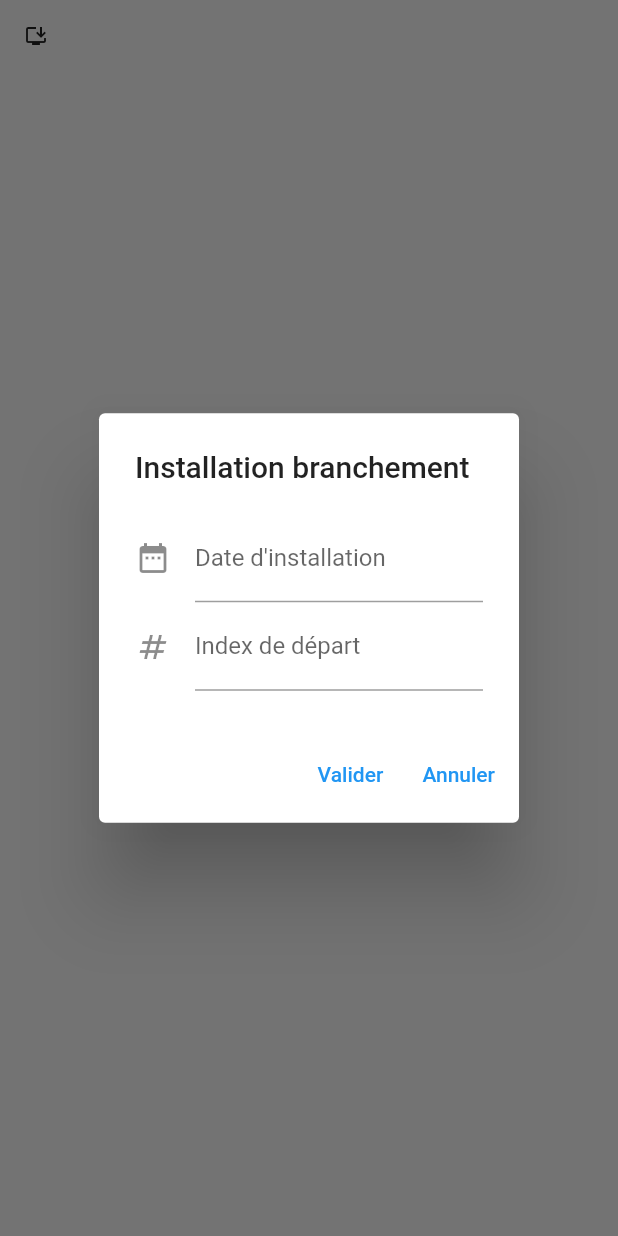
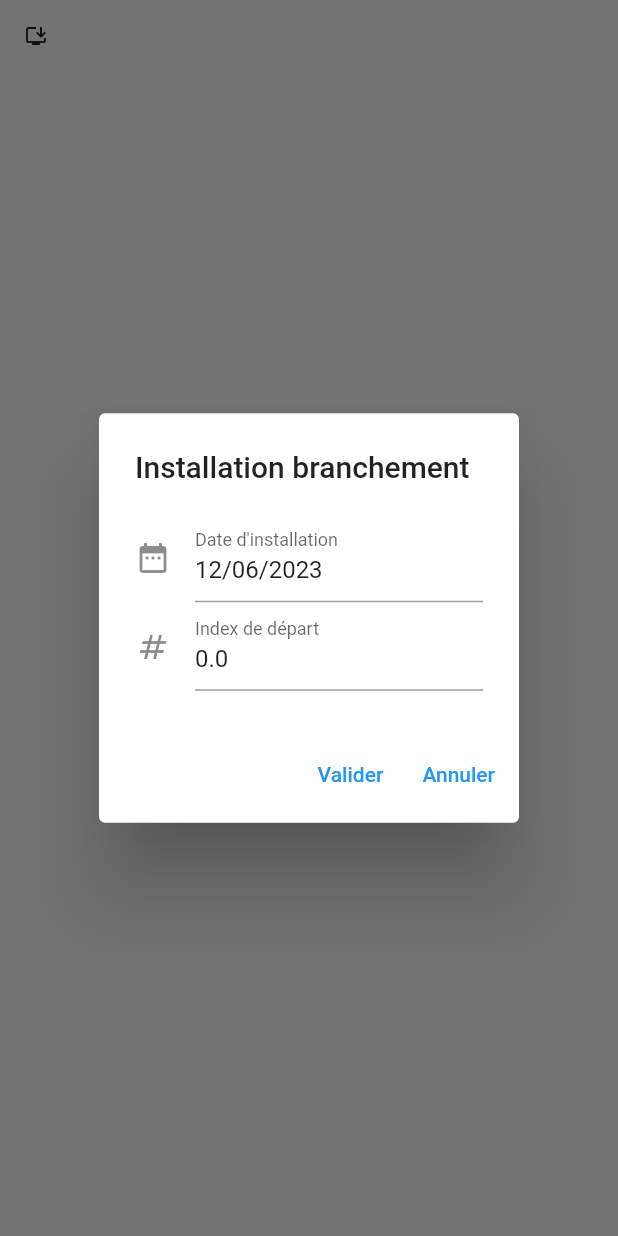
Before and after one commit to narisraz/bluetouch-flutter, a Flutter app: the IconInstallBranchement widget shown alone on an empty page, opened directly with empty values, after a tap on the "install desktop" icon, on a phone screen of 412 x 824 dp. Run offline on Flutter 3.47's test engine with Material 2 defaults, Android fonts, the phone set to English and light mode, and no system bars; our stand-ins replace cloud_firestore, equatable, firebase_core, flutter_bloc; accounts and stored records are empty.

Commit message:
Create branchement bloc

```diff
--- /dev/null
+++ b/lib/branchement/bloc/branchement_bloc.dart
@@ -0,0 +1,42 @@
+import 'dart:async';
+
+import 'package:bluetouch/branchement/bloc/branchement_event.dart';
+import 'package:bluetouch/branchement/bloc/branchement_state.dart';
+import 'package:bluetouch/branchement/repository/branchement_repository.dart';
+import 'package:flutter/material.dart';
+import 'package:flutter_bloc/flutter_bloc.dart';
+
+class BranchementBloc extends Bloc<BranchementEvent, BranchementState> {
+  final BuildContext context;
+  late final BranchementRepository branchementRepository;
+
+  BranchementBloc(this.context): super(const BranchementState()) {
+    branchementRepository = RepositoryProvider.of<BranchementRepository>(context);
+    on<BranchementEventGetOne>(_onGetOneBranchement);
+    on<BranchementEventAdd>(_onAddBranchement);
+  }
+
+  FutureOr<void> _onGetOneBranchement(BranchementEventGetOne event, Emitter<BranchementState> emit) async {
+    try {
+      var branchement = await branchementRepository.getByClientId(event.clientId);
+      emit(BranchementState(
+        branchementStatus: BranchementStatus.success,
+        branchement: branchement
+      ));
+    } catch (e) {
+      emit(const BranchementState(
+        branchementStatus: BranchementStatus.failure
+      ));
+    }
+  }
+
+  FutureOr<void> _onAddBranchement(BranchementEventAdd event, Emitter<BranchementState> emit) async {
+    try {
+      await branchementRepository.add(event.clientId, event.date, event.startIndex);
+    } catch (e) {
+      emit(const BranchementState(
+          branchementStatus: BranchementStatus.failure
+      ));
+    }
+  }
+}
--- /dev/null
+++ b/lib/branchement/bloc/branchement_event.dart
@@ -0,0 +1,16 @@
+class BranchementEvent {
+  const BranchementEvent();
+}
+
+class BranchementEventGetOne extends BranchementEvent {
+  final String clientId;
+
+  BranchementEventGetOne({required this.clientId});
+}
+class BranchementEventAdd extends BranchementEvent {
+  final String clientId;
+  final DateTime date;
+  final double startIndex;
+
+  BranchementEventAdd(this.clientId, this.date, this.startIndex);
+}
--- /dev/null
+++ b/lib/branchement/bloc/branchement_state.dart
@@ -0,0 +1,18 @@
+import 'package:bluetouch/client/models/branchement.dart';
+import 'package:equatable/equatable.dart';
+
+enum BranchementStatus {initial, success, failure}
+
+class BranchementState extends Equatable {
+
+  final BranchementStatus branchementStatus;
+  final Branchement? branchement;
+
+  const BranchementState({
+    this.branchement,
+    this.branchementStatus = BranchementStatus.initial
+  });
+
+  @override
+  List<Object?> get props => [];
+}
--- /dev/null
+++ b/lib/branchement/repository/branchement_repository.dart
@@ -0,0 +1,6 @@
+import 'package:bluetouch/client/models/branchement.dart';
+
+abstract class BranchementRepository {
+  Future<Branchement?> getByClientId(String clientId);
+  Future<void> add(String clientId, DateTime date, double startIndex);
+}
--- a/lib/client/bloc/client_list_event.dart
+++ b/lib/client/bloc/client_list_event.dart
@@ -18,10 +18,3 @@ class ClientListEventUpdateCategory extends ClientListEvent {
 
   ClientListEventUpdateCategory(this.id, this.category);
 }
-class ClientListEventInstallBranchement extends ClientListEvent {
-  final String clientId;
-  final DateTime date;
-  final double startIndex;
-
-  ClientListEventInstallBranchement(this.clientId, this.date, this.startIndex);
-}
--- a/lib/client/components/icon_install_branchement.dart
+++ b/lib/client/components/icon_install_branchement.dart
@@ -1,6 +1,9 @@
-import 'package:bluetouch/client/bloc/client_list_bloc.dart';
-import 'package:bluetouch/client/bloc/client_list_event.dart';
+import 'package:bluetouch/branchement/bloc/branchement_bloc.dart';
+import 'package:bluetouch/branchement/bloc/branchement_event.dart';
+import 'package:bluetouch/branchement/bloc/branchement_state.dart';
+import 'package:bluetouch/branchement/repository/branchement_repository.dart';
 import 'package:bluetouch/client/models/client.dart';
+import 'package:bluetouch/data/branchement_firestore_repository.dart';
 import 'package:flutter/material.dart';
 import 'package:flutter_bloc/flutter_bloc.dart';
 import 'package:intl/intl.dart';
@@ -8,11 +11,9 @@ import 'package:intl/intl.dart';
 class IconInstallBranchement extends StatelessWidget {
   const IconInstallBranchement({
     super.key,
-    required BuildContext context,
     required Client client,
-  }) : _context = context, _client = client;
+  }) : _client = client;
 
-  final BuildContext _context;
   final Client _client;
 
   @override
@@ -26,9 +27,30 @@ class IconInstallBranchement extends StatelessWidget {
             TextEditingController dateController = TextEditingController();
             TextEditingController indexController = TextEditingController();
 
-          showDialog(context: _context, builder: (context) => AlertDialog(
+            showDialog(context: context, builder: (context) => RepositoryProvider<BranchementRepository>(
+              create: (BuildContext context) => BranchementFirestoreRepository(),
+              child: BlocProvider(
+                create: (BuildContext context) => BranchementBloc(context)..add(BranchementEventGetOne(clientId: _client.id!)),
+                child: BlocBuilder<BranchementBloc, BranchementState>(
+                  builder: (context, state) {
+                    return AlertDialog(
                       title: const Text("Installation branchement"),
-            content: Form(
+                      content: Builder(
+                        builder: (context) {
+                          switch (state.branchementStatus) {
+                            case BranchementStatus.initial:
+                              return Wrap(
+                                children: const [
+                                  Center(child: CircularProgressIndicator()),
+                                ],
+                              );
+                            case BranchementStatus.failure:
+                              return const Center(child: Text(
+                                  'Erreur lors de la récupération du branchement'));
+                            case BranchementStatus.success:
+                              dateController.text = DateFormat("dd/MM/yyyy").format(state.branchement?.date ?? DateTime.now());
+                              indexController.text = (state.branchement?.index ?? 0).toString();
+                              return Form(
                                 key: formKey,
                                 child: Wrap(
                                   children: [
@@ -43,11 +65,16 @@ class IconInstallBranchement extends StatelessWidget {
                                         var pickedDate = await showDatePicker(
                                             context: context,
                                             initialDate: DateTime.now(),
-                          firstDate: DateTime(DateTime.now().year - 1),
-                          lastDate: DateTime(DateTime.now().year + 1)
+                                            firstDate: DateTime(DateTime
+                                                .now()
+                                                .year - 1),
+                                            lastDate: DateTime(DateTime
+                                                .now()
+                                                .year + 1)
                                         );
                                         if (pickedDate != null) {
-                        String formattedDate = DateFormat("dd/MM/yyyy").format(pickedDate);
+                                          String formattedDate = DateFormat(
+                                              "dd/MM/yyyy").format(pickedDate);
                                           dateController.text = formattedDate;
                                         }
                                       },
@@ -73,13 +100,16 @@ class IconInstallBranchement extends StatelessWidget {
                                     )
                                   ],
                                 ),
+                              );
+                          }
+                        }
                       ),
                       actions: [
                         TextButton(
                             onPressed: () {
                               if (formKey.currentState!.validate()) {
-                      _context.read<ClientListBloc>().add(
-                          ClientListEventInstallBranchement(
+                                context.read<BranchementBloc>().add(
+                                    BranchementEventAdd(
                                         _client.id!,
                                         DateFormat("dd/MM/yyyy").parse(dateController.text),
                                         double.tryParse(indexController.text) ?? 0
@@ -97,6 +127,10 @@ class IconInstallBranchement extends StatelessWidget {
                             child: const Text("Annuler")
                         )
                       ],
+                    );
+                  }
+                ),
+              ),
             ));
           },
           icon: const Icon(Icons.install_desktop),
--- a/lib/client/models/branchement.dart
+++ b/lib/client/models/branchement.dart
@@ -4,13 +4,15 @@ class Branchement {
   final String clientId;
   final DateTime date;
   final double index;
+  final DateTime insertDate;
 
-  Branchement({required this.clientId, required this.date, this.index = 0});
+  Branchement({required this.clientId, required this.date, required this.insertDate, this.index = 0});
 
   static Branchement fromJson(Map<String, dynamic> json) {
     return Branchement(
       clientId: json['clientId'],
       date: DateTime.fromMillisecondsSinceEpoch(int.tryParse('${json['date']}') ?? 0),
+      insertDate: DateTime.tryParse('${json['insertDate']}') ?? DateTime.now(),
       index: double.tryParse('${json['index']}') ?? 0
     );
   }
--- a/lib/client/repository/client_repository.dart
+++ b/lib/client/repository/client_repository.dart
@@ -6,5 +6,4 @@ abstract class ClientRepository {
   Future<List<Client>> getAll();
   Future<void> updateClientState(String id, ClientState state);
   Future<void> updateClientCategory(String id, ClientCategory category);
-  Future<void> installBranchement(String clientId, DateTime date, double index);
 }
--- a/lib/client/views/client_list_page.dart
+++ b/lib/client/views/client_list_page.dart
@@ -27,7 +27,7 @@ class ClientListPage extends StatelessWidget {
   @override
   Widget build(BuildContext context) {
     return BlocProvider(
-      create: (context) => ClientListBloc(context)..add(ClientListEventFetched()),
+      create: (BuildContext context) => ClientListBloc(context)..add(ClientListEventFetched()),
       child: Scrollbar(
         child: ListView(
           children: [
@@ -163,7 +163,7 @@ class ClientListDataSource extends DataTableSource {
       DataCell(Text(_clients[index].account.toString())),
       DataCell(Row(
         children: [
-          IconInstallBranchement(context: _context, client: _clients[index])
+          IconInstallBranchement(client: _clients[index]).build(_context)
         ],
       )),
     ]);
--- /dev/null
+++ b/lib/data/branchement_firestore_repository.dart
@@ -0,0 +1,37 @@
+import 'package:bluetouch/branchement/repository/branchement_repository.dart';
+import 'package:bluetouch/client/models/branchement.dart';
+import 'package:cloud_firestore/cloud_firestore.dart';
+
+class BranchementFirestoreRepository extends BranchementRepository {
+
+  late final FirebaseFirestore _firebaseFirestore;
+
+  BranchementFirestoreRepository() {
+    _firebaseFirestore = FirebaseFirestore.instance;
+  }
+
+  @override
+  Future<Branchement?> getByClientId(String clientId) async {
+    var branchements = await _firebaseFirestore.collection("branchements")
+      .orderBy('insertDate', descending: true)
+      .where(
+        'clientId',
+        isEqualTo: clientId
+      ).get();
+    if (branchements.docs.isNotEmpty) {
+      var branchement = branchements.docs.first;
+      return Branchement.fromJson(branchement.data());
+    }
+    return null;
+  }
+
+  @override
+  Future<void> add(String clientId, DateTime date, double startIndex) {
+    return _firebaseFirestore.collection('branchements').add({
+      'clientId': clientId,
+      'date': date.millisecondsSinceEpoch,
+      'insertDate': DateTime.now(),
+      'index': startIndex
+    });
+  }
+}
--- a/lib/data/client_firestore_repository.dart
+++ b/lib/data/client_firestore_repository.dart
@@ -53,6 +53,7 @@ class ClientFirestoreRepository implements ClientRepository {
     return firebaseFirestore.collection('branchements').add({
       'clientId': clientId,
       'date': date.millisecondsSinceEpoch,
+      'insertDate': DateTime.now(),
       'index': index
     });
   }
--- a/lib/main.dart
+++ b/lib/main.dart
@@ -46,7 +46,7 @@ class MyApp extends StatelessWidget {
         drawer: const AppDrawer(),
         body: MultiRepositoryProvider(
           providers: [
-            RepositoryProvider<ClientRepository>(create: (_) => ClientFirestoreRepository(firestore))
+            RepositoryProvider<ClientRepository>(create: (_) => ClientFirestoreRepository(firestore)),
           ],
           child: Container(
             padding: const EdgeInsets.all(16.0),
```
Also changed, not shown: lib/client/bloc/client_list_bloc.dart (+0 -11 lines), 1 other file. Lines whose indentation alone changed are shown as unchanged.
